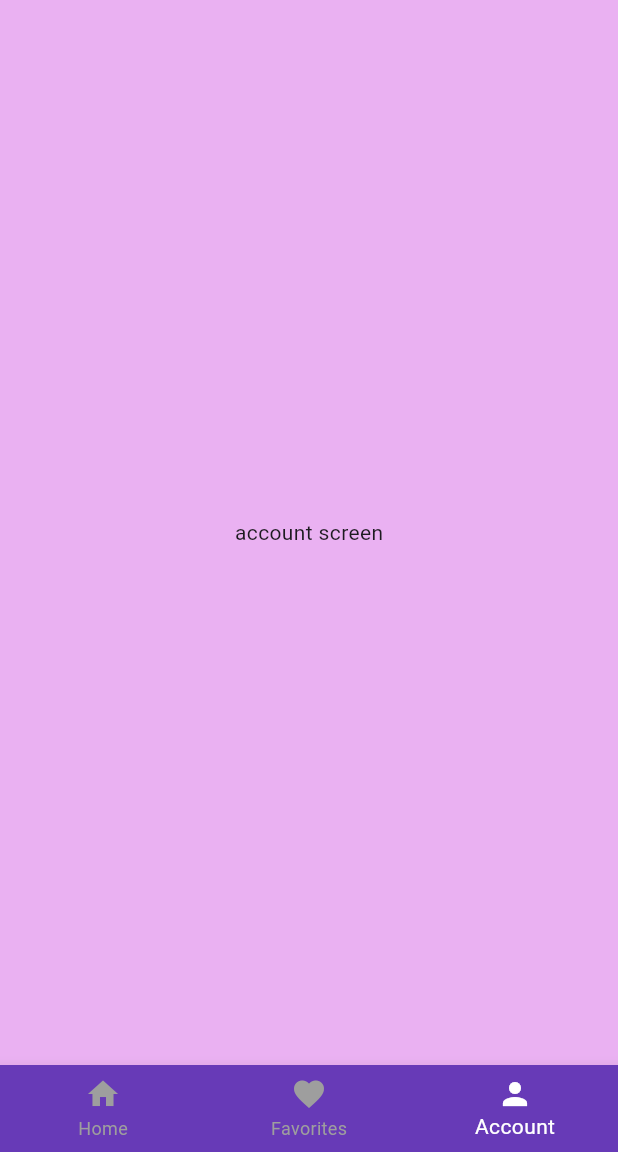
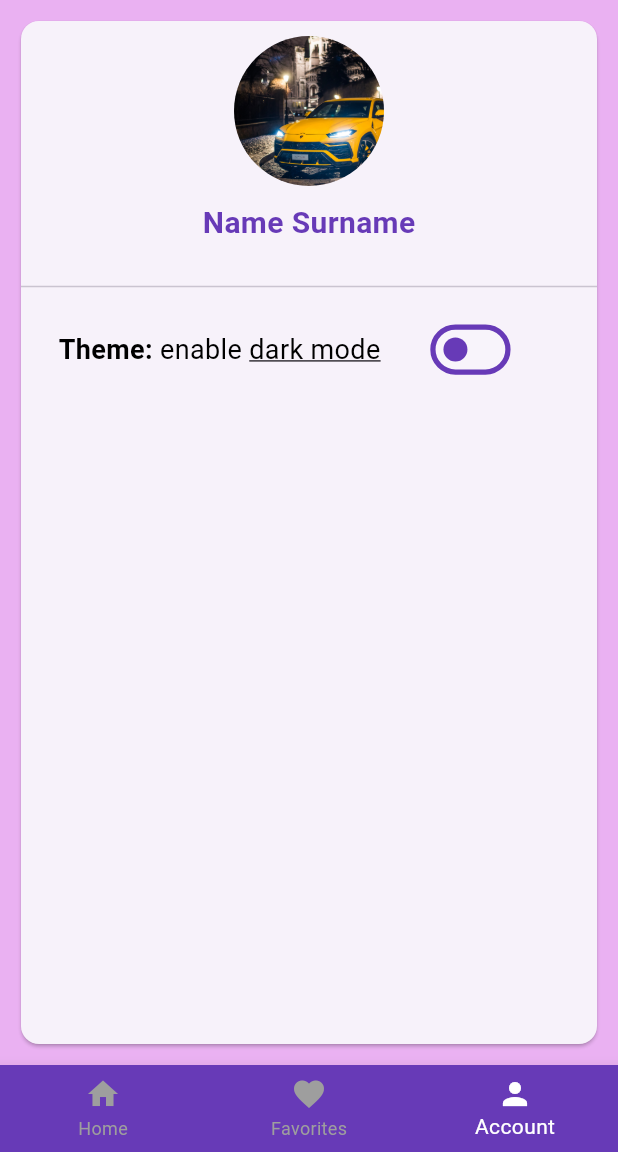
Before and after one commit to temich719/t-cars, a Flutter app: the screen it shows after launch, item 3 of the bottom bar chosen, on a phone screen of 412 x 824 dp, the part 84-1236 px from its top. Run offline on Flutter 3.47's test engine with Material 3 defaults, Android fonts, the phone set to English and light mode, and no system bars; key blocks and very long unbroken strings in the code were emptied for the run.

Commit message:
little ui for account screen

```diff
--- a/lib/app.dart
+++ b/lib/app.dart
@@ -34,7 +34,7 @@ class _AppState extends State<App> {
       theme: purpleTheme,
       home: Scaffold(
         appBar: AppBar(title: Text(appTitle)),
-        body: Center(child: _bottomRoutes.elementAt(_currentIndex)),
+        body: _bottomRoutes.elementAt(_currentIndex),
         bottomNavigationBar: BottomNavigationBar(
           items: const <BottomNavigationBarItem>[
             BottomNavigationBarItem(icon: Icon(Icons.home), label: "Home"),
--- a/lib/features/account/view/account_screen.dart
+++ b/lib/features/account/view/account_screen.dart
@@ -1,12 +1,11 @@
 import 'package:flutter/material.dart';
+import 'package:t_cars/features/account/widgets/account_view.dart';
 
 class AccountScreen extends StatelessWidget {
   const AccountScreen({super.key});
 
   @override
   Widget build(BuildContext context) {
-    return Center(
-      child: Text('account screen'),
-    );
+    return AccountView();
   }
 }
--- /dev/null
+++ b/lib/features/account/widgets/account_view.dart
@@ -0,0 +1,99 @@
+import 'package:flutter/material.dart';
+import 'package:t_cars/features/account/widgets/user_photo.dart';
+import 'package:t_cars/theme/purple_theme_extension.dart';
+
+class AccountView extends StatefulWidget {
+  const AccountView({super.key});
+
+  @override
+  State<AccountView> createState() => _AccountViewState();
+}
+
+class _AccountViewState extends State<AccountView> {
+  String switchThemeName = 'dark mode';
+  bool isDarkThemeEnabled = false;
+
+  void toggleDarkTheme(bool value) {
+    setState(() {
+      isDarkThemeEnabled = value;
+    });
+  }
+
+  @override
+  Widget build(BuildContext context) {
+    final PurpleThemeExtension? theme =
+        Theme.of(context).extension<PurpleThemeExtension>();
+    return Padding(
+      padding: EdgeInsets.all(10.0),
+      child: SizedBox(
+        width: double.infinity,
+        height: double.infinity,
+        child: Card(
+          child: Column(
+            crossAxisAlignment: CrossAxisAlignment.center,
+            children: [
+              SizedBox(height: 10.0),
+              UserPhoto(),
+              SizedBox(height: 10.0),
+              Text(
+                'Name Surname',
+                style: TextStyle(
+                  color: theme?.deepPurpleText,
+                  fontSize: theme?.titleTextSize,
+                  fontWeight: theme?.titleWeigh,
+                ),
+              ),
+              SizedBox(height: 20.0),
+              Divider(),
+              Padding(
+                padding: EdgeInsets.fromLTRB(25.0, 10.0, 0.0, 0.0),
+                child: Row(
+                  mainAxisAlignment: MainAxisAlignment.start,
+                  children: [
+                    Text(
+                      'Theme: ',
+                      style: TextStyle(
+                        color: theme?.blackText,
+                        fontSize: theme?.textSize,
+                        fontWeight: theme?.titleWeigh,
+                      ),
+                    ),
+                    Text(
+                      isDarkThemeEnabled ? 'disable ' : 'enable ',
+                      style: TextStyle(
+                        color: theme?.blackText,
+                        fontSize: theme?.textSize,
+                      ),
+                    ),
+                    Text(
+                      switchThemeName,
+                      style: TextStyle(
+                        color: theme?.blackText,
+                        fontSize: theme?.textSize,
+                        decoration: TextDecoration.underline,
+                      ),
+                    ),
+                    SizedBox(width: 30.0),
+                    Switch(
+                      value: isDarkThemeEnabled,
+                      onChanged: toggleDarkTheme,
+                      trackOutlineWidth: WidgetStateProperty.resolveWith<double?>((Set<WidgetState> states) {
+                        if (!states.contains(WidgetState.disabled)) {
+                          return 3.5;
+                        }
+                        return 2.0;
+                      }),
+                      trackOutlineColor: WidgetStateProperty.all(Colors.deepPurple),
+                      inactiveThumbColor: theme?.buttonBorderPurple,
+                      inactiveTrackColor: Colors.white12,
+                    ),
+                  ],
+                ),
+              ),
+            ],
+          ),
+        ),
+      ),
+    );
+  }
+}
--- /dev/null
+++ b/lib/features/account/widgets/user_photo.dart
@@ -0,0 +1,27 @@
+import 'package:flutter/material.dart';
+
+class UserPhoto extends StatefulWidget {
+  const UserPhoto({super.key});
+
+  @override
+  State<UserPhoto> createState() => _UserPhotoState();
+}
+
+class _UserPhotoState extends State<UserPhoto> {
+
+  Image _userPhoto = Image.asset('lib/img/testImg.jpg', fit: BoxFit.cover);//defaultImage todo
+
+  @override
+  Widget build(BuildContext context) {
+    return GestureDetector(
+      onTap: () => {},
+      child: ClipOval(
+        child: SizedBox(
+          width: 100.0,
+          height: 100.0,
+          child: _userPhoto,
+        ),
+      ),
+    );
+  }
+}
--- a/lib/theme/purple_theme_extension.dart
+++ b/lib/theme/purple_theme_extension.dart
@@ -20,6 +20,10 @@ class PurpleThemeExtension extends ThemeExtension<PurpleThemeExtension> {
     required this.subtitleWeigh,
     required this.bigTextSize,
     required this.dividerSingleCarColor,
+    this.scaffoldBackgroundColor,
+    this.appBarTheme,
+    this.bottomNavigationBarTheme,
+    required this.blackText,
   });
 
   final Color whiteText;
@@ -37,6 +41,10 @@ class PurpleThemeExtension extends ThemeExtension<PurpleThemeExtension> {
   final FontWeight subtitleWeigh;
   final double bigTextSize;
   final Color dividerSingleCarColor;
+  final Color? scaffoldBackgroundColor;
+  final AppBarTheme? appBarTheme;
+  final BottomNavigationBarThemeData? bottomNavigationBarTheme;
+  final Color? blackText;
 
   @override
   ThemeExtension<PurpleThemeExtension> copyWith({Color? whiteText, Color? deepPurpleText,
@@ -46,7 +54,9 @@ class PurpleThemeExtension extends ThemeExtension<PurpleThemeExtension> {
     Color? addedFavoriteColor, double? textSize,
     Color? callButtonBackgroundColor, double? smallTextSize,
     FontWeight? subtitleWeigh, double? bigTextSize,
-    Color? dividerSingleCarColor,
+    Color? dividerSingleCarColor, Color? scaffoldBackgroundColor,
+    AppBarTheme? appBarTheme, BottomNavigationBarThemeData? bottomNavigationBarTheme,
+    Color? blackText,
   }) {
     return PurpleThemeExtension(
       whiteText: whiteText ?? this.whiteText,
@@ -64,6 +74,10 @@ class PurpleThemeExtension extends ThemeExtension<PurpleThemeExtension> {
       subtitleWeigh: subtitleWeigh ?? this.subtitleWeigh,
       bigTextSize: bigTextSize ?? this.bigTextSize,
       dividerSingleCarColor: dividerSingleCarColor ?? this.dividerSingleCarColor,
+      scaffoldBackgroundColor: scaffoldBackgroundColor ?? this.scaffoldBackgroundColor,
+      appBarTheme: appBarTheme ?? this.appBarTheme,
+      bottomNavigationBarTheme: bottomNavigationBarTheme ?? this.bottomNavigationBarTheme,
+      blackText: blackText ?? this.blackText,
     );
   }
 
@@ -86,6 +100,10 @@ class PurpleThemeExtension extends ThemeExtension<PurpleThemeExtension> {
       subtitleWeigh: FontWeight.lerp(subtitleWeigh, other.subtitleWeigh, t)!,
       bigTextSize: lerpDouble(bigTextSize, other.bigTextSize, t)!,
       dividerSingleCarColor: Color.lerp(dividerSingleCarColor, other.dividerSingleCarColor, t)!,
+      scaffoldBackgroundColor: Color.lerp(scaffoldBackgroundColor, other.scaffoldBackgroundColor, t)!,
+      appBarTheme: AppBarTheme.lerp(appBarTheme, other.appBarTheme, t),
+      bottomNavigationBarTheme: BottomNavigationBarThemeData.lerp(bottomNavigationBarTheme, other.bottomNavigationBarTheme, t),
+      blackText: Color.lerp(blackText, other.blackText, t)!,
     );
   }
 
--- a/pubspec.yaml
+++ b/pubspec.yaml
@@ -38,6 +38,7 @@ dependencies:
 dev_dependencies:
   flutter_test:
     sdk: flutter
+  provider: ^6.0.0
 
   # The "flutter_lints" package below contains a set of recommended lints to
   # encourage good coding practices. The lint set provided by the package is
```
Also changed, not shown: lib/theme/theme.dart (+39 -0 lines), lib/theme/theme_provider.dart (added, +13 -0 lines), pubspec.lock.
